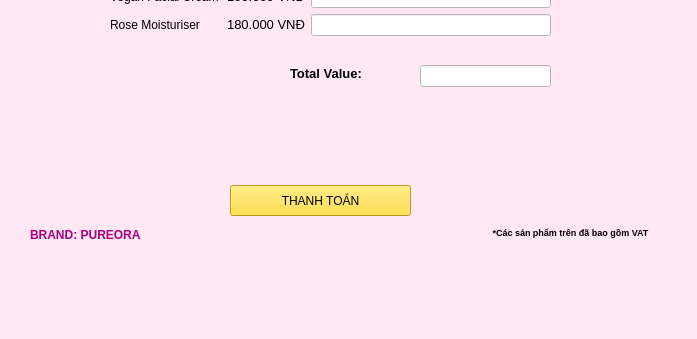
This is giaodien1.ui in trucph-bit/5-ae-siu-nhan as Qt 5 draws it before an edit; both pictures show x 0 to 697 and y 305 to 644 of the 697 by 644 pixel window. The edited form follows.
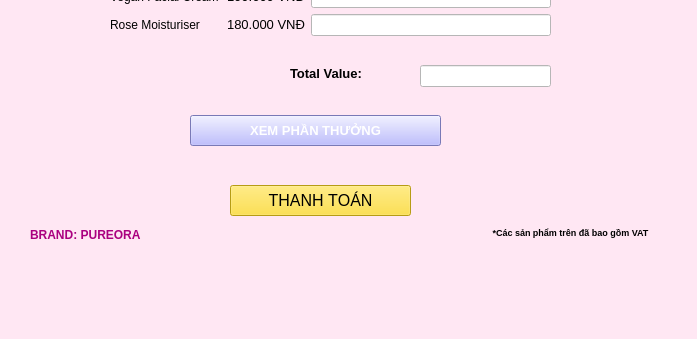
This is the edited form. Icons and pictures are not drawn.

Patch:
```diff
--- a/giaodien1.ui
+++ b/giaodien1.ui
@@ -406,6 +406,16 @@
       <height>31</height>
      </rect>
     </property>
+    <property name="font">
+     <font>
+      <family>MS Shell Dlg 2</family>
+      <pointsize>12</pointsize>
+      <weight>50</weight>
+      <italic>false</italic>
+      <bold>false</bold>
+      <kerning>false</kerning>
+     </font>
+    </property>
     <property name="styleSheet">
      <string notr="true">font: 12pt &quot;MS Shell Dlg 2&quot;;
 background-color: rgb(255, 218, 30);</string>
@@ -433,8 +443,47 @@
       <height>61</height>
      </rect>
     </property>
+    <property name="font">
+     <font>
+      <pointsize>14</pointsize>
+      <weight>75</weight>
+      <bold>true</bold>
+     </font>
+    </property>
+    <property name="styleSheet">
+     <string notr="true">color: rgb(255, 0, 0);</string>
+    </property>
     <property name="text">
      <string/>
+    </property>
+    <property name="alignment">
+     <set>Qt::AlignCenter</set>
+    </property>
+   </widget>
+   <widget class="QPushButton" name="Phanthuong">
+    <property name="geometry">
+     <rect>
+      <x>190</x>
+      <y>420</y>
+      <width>251</width>
+      <height>31</height>
+     </rect>
+    </property>
+    <property name="font">
+     <font>
+      <pointsize>10</pointsize>
+      <weight>75</weight>
+      <bold>true</bold>
+      <kerning>false</kerning>
+     </font>
+    </property>
+    <property name="styleSheet">
+     <string notr="true">background-color: rgb(170, 170, 255);
+
+color: rgb(255, 255, 255);</string>
+    </property>
+    <property name="text">
+     <string>XEM PHẦN THƯỞNG</string>
     </property>
    </widget>
   </widget>
```
